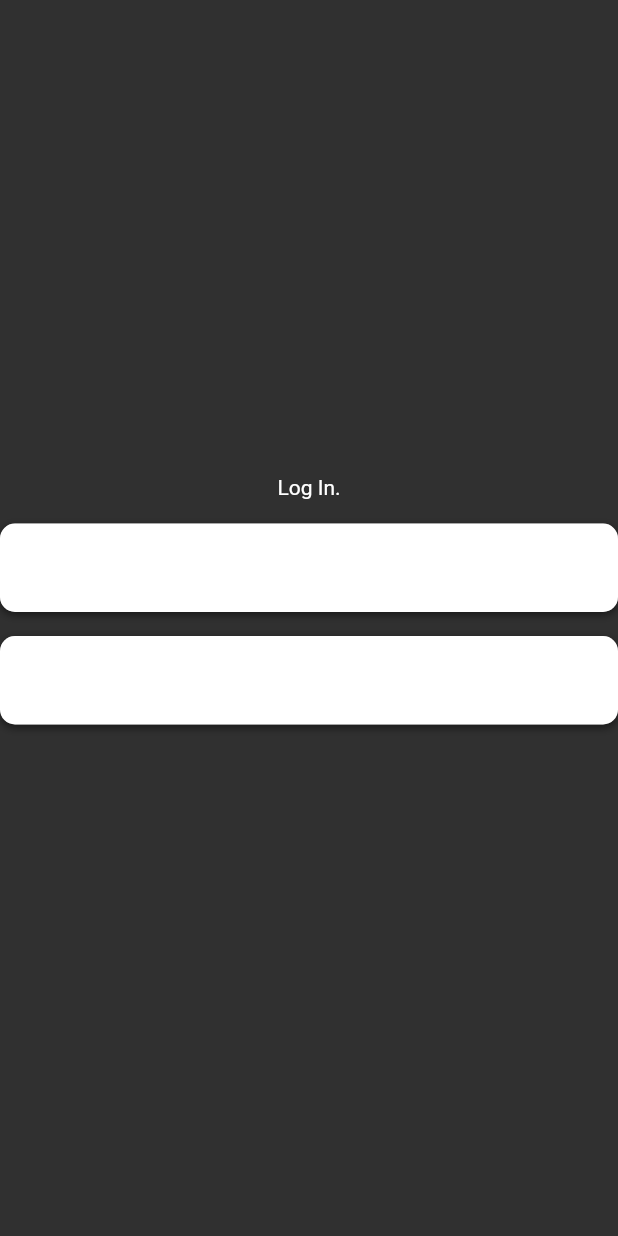
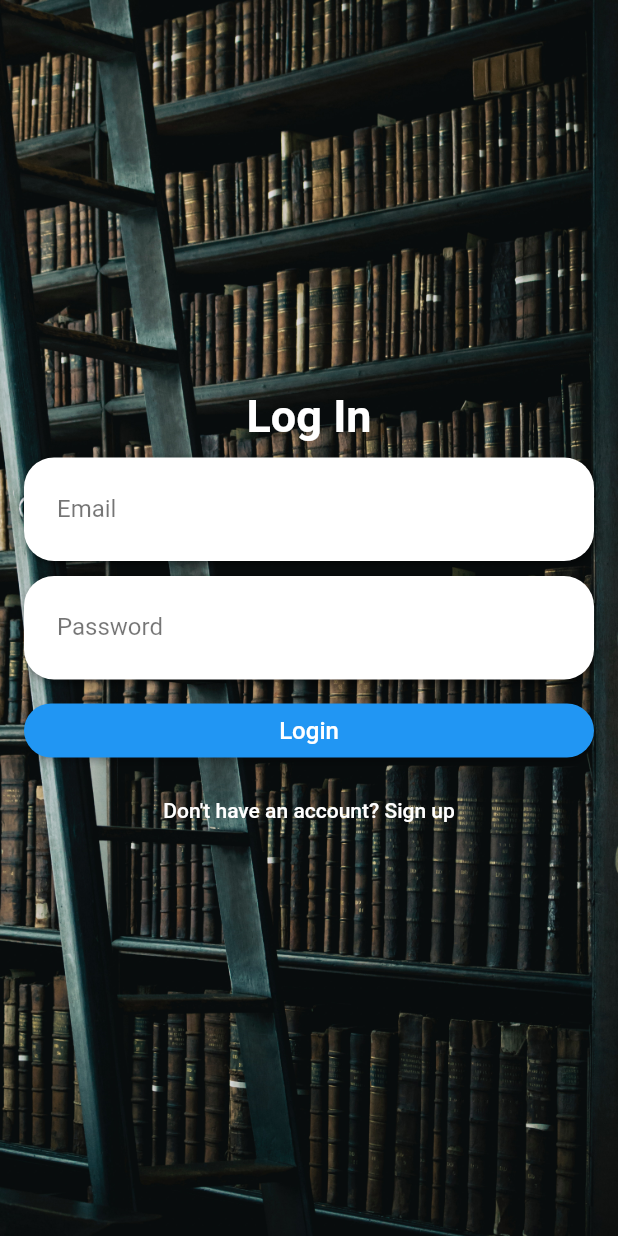
Before and after one commit to kduvk/bookshelfApp, a Flutter app: the screen it shows after launch, on a phone screen of 412 x 824 dp. Run offline on Flutter 3.47's test engine with Material 2 defaults, Android fonts, the phone set to English and light mode, and no system bars.

Commit message:
basic login page UI implemented

```diff
--- a/bookshelf_app/lib/main.dart
+++ b/bookshelf_app/lib/main.dart
@@ -4,13 +4,20 @@ import 'package:bookshelf_app/screens/login/login.dart';
 void main() => runApp(MyApp());
 
 class MyApp extends StatelessWidget {
-  const MyApp({super.key});
-
   @override
   Widget build(BuildContext context) {
     return MaterialApp(
-      theme: ThemeData.dark(),
-      home: OLogin(),
+      theme: ThemeData.dark().copyWith(
+        inputDecorationTheme: const InputDecorationTheme(
+          focusedBorder: OutlineInputBorder(
+            borderSide: BorderSide(color: Colors.transparent),
+          ),
+          enabledBorder: OutlineInputBorder(
+            borderSide: BorderSide(color: Colors.transparent),
+          ),
+        ),
+      ),
+      home: const OLogin(),
     );
   }
 }
--- a/bookshelf_app/lib/screens/login/login.dart
+++ b/bookshelf_app/lib/screens/login/login.dart
@@ -6,26 +6,64 @@ class OLogin extends StatelessWidget {
   @override
   Widget build(BuildContext context) {
     return Material(
-      child: Container(
+      child: Stack(
+        fit: StackFit.expand,
+        children: [
+          Image.asset(
+            'assets/login.jpg',
+            fit: BoxFit.cover,
+          ),
+          Container(
+            padding: const EdgeInsets.all(16.0),
             child: Column(
               mainAxisAlignment: MainAxisAlignment.center,
               children: <Widget>[
                 const Text(
-              "Log In.",
+                  "Log In",
                   softWrap: true,
+                  style: TextStyle(
+                    color: Colors.white,
+                    fontWeight: FontWeight.bold,
+                    fontSize: 30.0,
+                  ),
+                ),
+                const SizedBox(height: 10.0),
+                _textField("Email"),
+                const SizedBox(height: 10.0),
+                _textField("Password"),
+                const SizedBox(height: 10.0),
+                SizedBox(
+                  width: double.infinity,
+                  child: ElevatedButton(
+                    onPressed: () {
+                      // login logic
+                    },
+                    style: ElevatedButton.styleFrom(
+                      primary: Colors.blue,
+                      shape: RoundedRectangleBorder(
+                        borderRadius: BorderRadius.circular(20.0),
+                      ),
+                    ),
+                    child: const Text(
+                      "Login",
+                      style: TextStyle(fontSize: 16.0),
+                    ),
+                  ),
+                ),
+                const SizedBox(height: 5.0),
+                TextButton(
+                  onPressed: () {
+                    // signup logic
+                  },
+                  child: const Text(
+                    "Don't have an account? Sign up",
                     style: TextStyle(color: Colors.white),
                   ),
-            const SizedBox(
-              height: 16.0,
                 ),
-            _textField("Email"),
-            const SizedBox(height: 16.0),
-            _textField("Password"),
-            const SizedBox(
-              height: 24.0,
-            )
               ],
             ),
+          ),
+        ],
       ),
     );
   }
@@ -34,18 +72,27 @@ class OLogin extends StatelessWidget {
     return Container(
       decoration: BoxDecoration(
         color: Colors.white,
-          borderRadius: BorderRadius.circular(10.0),
+        borderRadius: BorderRadius.circular(20.0),
         boxShadow: [
           BoxShadow(
             color: Colors.black.withOpacity(0.5),
-                offset: const Offset(0.0, 2.0),
-                blurRadius: 4.0)
-          ]),
+            offset: const Offset(2.0, 2.0),
+            blurRadius: 4.0,
+          ),
+        ],
+      ),
+      child: Padding(
+        padding: const EdgeInsets.symmetric(vertical: 5.0, horizontal: 10.0),
         child: TextField(
+          style: const TextStyle(color: Colors.black),
           decoration: InputDecoration(
             labelText: label,
-            border:
-                OutlineInputBorder(borderRadius: BorderRadius.circular(10.0))),
+            labelStyle: const TextStyle(color: Colors.black54),
+            border: OutlineInputBorder(
+              borderRadius: BorderRadius.circular(20.0),
+            ),
+          ),
+        ),
       ),
     );
   }
--- a/bookshelf_app/pubspec.yaml
+++ b/bookshelf_app/pubspec.yaml
@@ -59,9 +59,8 @@ flutter:
   uses-material-design: true
 
   # To add assets to your application, add an assets section, like this:
-  # assets:
-  #   - images/a_dot_burr.jpeg
-  #   - images/a_dot_ham.jpeg
+  assets:
+     - assets/login.jpg
 
   # An image asset can refer to one or more resolution-specific "variants", see
   # https://flutter.dev/assets-and-images/#resolution-aware
```
Also changed, not shown: bookshelf_app/assets/login.jpg (added). Lines whose indentation alone changed are shown as unchanged.
